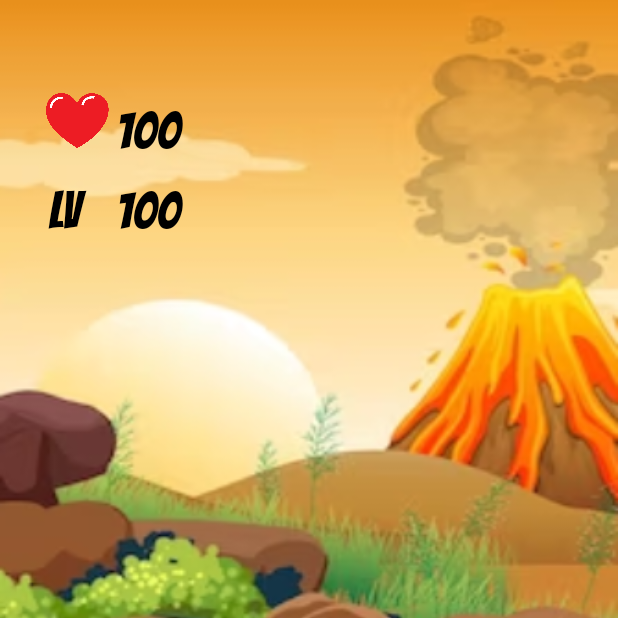
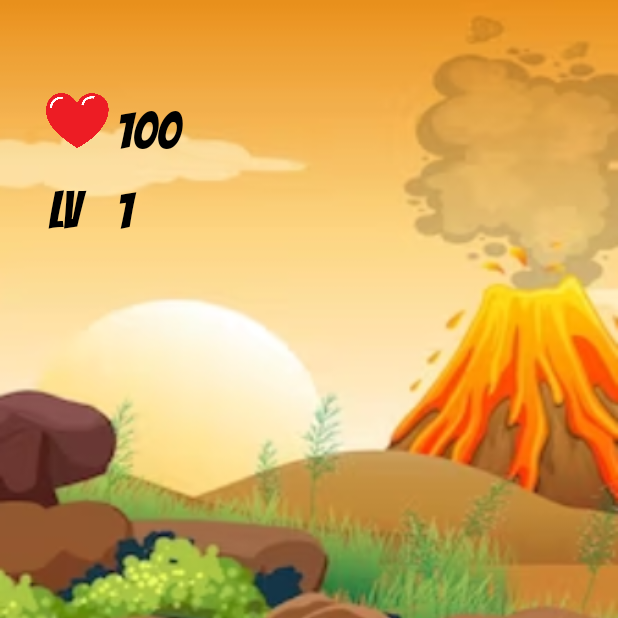
Before and after one commit to Geordani-Machado/ProjetoFinalMobile, an Android app: the InicioActivity screen opened directly, with no data from a screen before it, on a phone screen of 412 x 824 dp, the top half of it. Run offline under Robolectric (Android 15) with nearby library versions, the light colour scheme and no system bars; pictures from the network do not load.

Commit message:
adicionando sheredpreferences para login e salvar pokemon selecioando

```diff
--- a/app/src/main/java/br/com/uniritter/app1_2023_1/InicioActivity.java
+++ b/app/src/main/java/br/com/uniritter/app1_2023_1/InicioActivity.java
@@ -1,7 +1,9 @@
 package br.com.uniritter.app1_2023_1;
 
 import android.content.Intent;
+import android.content.SharedPreferences;
 import android.os.Bundle;
+import android.preference.PreferenceManager;
 import android.view.View;
 import android.widget.Button;
 import android.widget.ImageView;
@@ -12,6 +14,8 @@ import androidx.appcompat.app.AppCompatActivity;
 import com.bumptech.glide.Glide;
 
 public class InicioActivity extends AppCompatActivity {
+
+    private SharedPreferences sharedPreferences;
 
     @Override
     protected void onCreate(Bundle savedInstanceState){
@@ -29,18 +33,44 @@ public class InicioActivity extends AppCompatActivity {
 
         PokemonName.setText(name);
 
+        sharedPreferences = PreferenceManager.getDefaultSharedPreferences(this);
+
+        SharedPreferences.Editor editor = sharedPreferences.edit();
+        editor.putBoolean("second_login", true);
+        editor.apply();
+
+        sharedPreferences = PreferenceManager.getDefaultSharedPreferences(this);
+
+        String isName = sharedPreferences.getString("pokemon_name","");
+        String isUrl = sharedPreferences.getString("pokemon_url","");
+
+
+        if(!isName.isEmpty()){
+            PokemonName.setText(isName);
+        }else{
+            PokemonName.setText(name);
+        }
+
+        if(!isUrl.isEmpty()){
+            Glide.with(this)
+                    .load(isUrl)
+                    .into(Image);
+        }else {
+            Glide.with(this)
+                    .load(Url)
+                    .into(Image);
+        }
+
         btnSair.setOnClickListener(new View.OnClickListener() {
             @Override
             public void onClick(View v) {
                 startActivity(new Intent(getApplicationContext(), MainActivity.class));
+                sharedPreferences = PreferenceManager.getDefaultSharedPreferences(InicioActivity.this);
+                SharedPreferences.Editor editor = sharedPreferences.edit();
+                editor.putBoolean("second_login", false);
+                editor.apply();
             }
         });
 
-
-        Glide.with(this)
-                .load(Url)
-                .into(Image);
-
-
     }
 }
--- a/app/src/main/res/layout/inicio.xml
+++ b/app/src/main/res/layout/inicio.xml
@@ -94,7 +94,7 @@
         android:layout_width="112dp"
         android:layout_height="54dp"
         android:fontFamily="@font/bangers"
-        android:text="100"
+        android:text="1"
         android:textColor="#000000"
         android:textSize="34sp"
         app:layout_constraintStart_toEndOf="@+id/textView7"
```
Also changed, not shown: app/src/main/java/br/com/uniritter/app1_2023_1/LoginActivity.java (+15 -0 lines), app/src/main/java/br/com/uniritter/app1_2023_1/ProcurarPokemonActivity.java (+5 -2 lines), app/src/main/java/br/com/uniritter/app1_2023_1/adapters/PokemonAdapter.java (+15 -1 lines).
